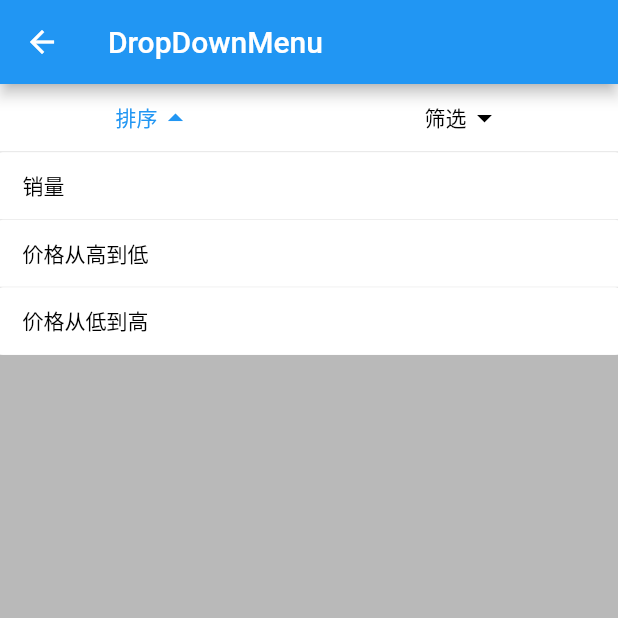
After one commit to lhx546920268/GlfKit, a Flutter app: the DropDownMenuDemo screen opened directly, after a tap on "排序", on a phone screen of 412 x 824 dp, the top half of it. The commit adds this screen. Run offline on Flutter 3.47's test engine with Material 2 defaults, Android fonts, the phone set to English and light mode, and no system bars; our stand-ins replace flutter_easyrefresh.

Commit message:
下拉菜单

```diff
--- /dev/null
+++ b/example/lib/drop_down_menu_demo.dart
@@ -0,0 +1,21 @@
+
+
+import 'package:GlfKit/menu/drop_down_menu.dart';
+import 'package:flutter/cupertino.dart';
+import 'package:flutter/material.dart';
+
+class DropDownMenuDemo extends StatelessWidget{
+
+  @override
+  Widget build(BuildContext context) {
+    return Scaffold(
+      appBar: AppBar(title: Text('DropDownMenu'),),
+      body: Container(
+          child: DropDownMenu(items: [
+            DropDownMenuItem(title: '排序', conditions: ['销量', '价格从高到低', '价格从低到高']),
+            DropDownMenuItem(title: '筛选', conditions: ['分类', '品牌', '材料', '产地'])
+          ],),
+      ),
+    );
+  }
+}
--- a/example/lib/main.dart
+++ b/example/lib/main.dart
@@ -1,8 +1,9 @@
 import 'package:GlfKit/interaction/popover.dart';
 import 'package:GlfKit/interaction/toast.dart';
+import 'package:example/drop_down_menu_demo.dart';
 import 'package:example/grid_demo.dart';
 import 'package:example/list_demo.dart';
-import 'package:example/menu_page.dart';
+import 'package:example/menu_bar_demo.dart';
 import 'package:flutter/cupertino.dart';
 import 'package:flutter/material.dart';
 
@@ -41,7 +42,7 @@ class _MyHomePageState extends State<MyHomePage> {
           title: Text('GliKitDemo'),
         ),
         body: ListView(
-          children: List.generate(5, (index) => _getListItem(index)),
+          children: List.generate(6, (index) => _getListItem(index)),
         ));
   }
 
@@ -62,7 +63,10 @@ class _MyHomePageState extends State<MyHomePage> {
         title = "Popover";
         break;
       case 4 :
-        title = "MenuPage";
+        title = "MenuBar";
+        break;
+      case 5 :
+        title = "DropDownMenuDemo";
         break;
     }
 
@@ -86,7 +90,10 @@ class _MyHomePageState extends State<MyHomePage> {
                         return SectionGridViewDemo();
                       }
                       case 4 : {
-                        return MenuPage();
+                        return MenuBarDemo();
+                      }
+                      case 5 : {
+                        return DropDownMenuDemo();
                       }
                     }
 
--- a/example/lib/menu_page.dart
+++ b/example/lib/menu_bar_demo.dart
@@ -3,15 +3,15 @@ import 'package:GlfKit/menu/menu_bar.dart';
 import 'package:flutter/material.dart';
 
 
-class MenuPage extends StatefulWidget{
+class MenuBarDemo extends StatefulWidget{
 
   @override
   State<StatefulWidget> createState() {
-    return _MenuPageState();
+    return _MenuBarDemoState();
   }
 }
 
-class _MenuPageState extends State<MenuPage>{
+class _MenuBarDemoState extends State<MenuBarDemo>{
 
   PageScrollNotification scrollNotification = PageScrollNotification(null);
   List<String> titles = ['零食', '粮油', '生活用品', '家具', '家电', '移动设备', '五金', '生鲜', '衣服', '百货'];
--- a/lib/interaction/popover.dart
+++ b/lib/interaction/popover.dart
@@ -136,32 +136,6 @@ class Popover extends StatelessWidget {
       ],
     );
   }
-}
-
-class TransparentRoute extends PageRouteBuilder {
-  TransparentRoute({
-    RouteSettings settings,
-    @required RoutePageBuilder pageBuilder,
-    RouteTransitionsBuilder transitionsBuilder,
-    Duration transitionDuration = const Duration(milliseconds: 300),
-    bool barrierDismissible = false,
-    String barrierLabel,
-    bool maintainState = true,
-    bool fullscreenDialog = false,
-  }) : super(
-            settings: settings,
-            pageBuilder: pageBuilder,
-            transitionsBuilder: transitionsBuilder ??
-                (_, Widget child) {
-                  return child;
-                },
-            transitionDuration: transitionDuration,
-            opaque: false,
-            barrierColor: Color(0x00000001),
-            barrierDismissible: barrierDismissible,
-            barrierLabel: barrierLabel,
-            maintainState: maintainState,
-            fullscreenDialog: fullscreenDialog);
 }
 
 ///弹窗位置
--- a/lib/interaction/toast.dart
+++ b/lib/interaction/toast.dart
@@ -81,6 +81,7 @@ class Toast{
     //移除已存在的
     _entry?.remove();
     _timer?.cancel();
+    _animationController?.dispose();
 
     //n秒后消失
     _timer = Timer(duration, (){
@@ -110,6 +111,8 @@ class Toast{
       _animationController.forward();
       await Future.delayed(_toastDismissDuration);
       _entry?.remove();
+      _animationController?.dispose();
+      _animationController = null;
       _timer = null;
       _entry = null;
     }
--- /dev/null
+++ b/lib/menu/drop_down_menu.dart
@@ -0,0 +1,384 @@
+import 'package:flutter/cupertino.dart';
+import 'package:flutter/material.dart';
+import 'package:flutter/rendering.dart';
+
+///下拉菜单按钮信息
+class DropDownMenuItem {
+
+  ///按钮标题
+  String title;
+
+  ///下拉列表内容，如果标题为空，则使用第一个值作为标题
+  List<String> conditions;
+
+  ///选中的列表item
+  int selectedIndex;
+
+  ///当前显示的标题
+  String get displayTitle {
+    if (conditions != null && conditions.isNotEmpty && selectedIndex != null) {
+      return conditions[selectedIndex];
+    }
+    return title;
+  }
+
+  DropDownMenuItem({this.title, this.conditions, this.selectedIndex})
+      : assert(title != null || (conditions != null && conditions.isNotEmpty));
+}
+
+///下拉菜单代理
+abstract class DropDownMenuDelegate {
+
+  ///选中某个条件了
+  void onDropDownMenuSelectCondition(DropDownMenuItem item);
+}
+
+///下拉菜单
+// ignore: must_be_immutable
+class DropDownMenu extends StatefulWidget {
+  ///菜单按钮
+  final List<DropDownMenuItem> items;
+
+  ///当前选中的下标
+  int _selectedPosition;
+
+  ///关联区域，如果没有，则使用当前菜单栏
+  final Rect relatedRect;
+
+  ///代理
+  final DropDownMenuDelegate delegate;
+
+  DropDownMenu({Key key, this.items, this.relatedRect, this.delegate})
+      : assert(items != null && items.isNotEmpty),
+        super(key: key);
+
+  @override
+  State<StatefulWidget> createState() {
+    return _DropDownMenuState();
+  }
+}
+
+class _DropDownMenuState extends State<DropDownMenu> {
+  @override
+  void dispose() {
+    _dismissList(false);
+    _animationController.dispose();
+    super.dispose();
+  }
+
+  @override
+  Widget build(BuildContext context) {
+    return Column(
+      mainAxisSize: MainAxisSize.min,
+      children: <Widget>[
+        SizedBox(
+          height: 45,
+          child: Row(
+            crossAxisAlignment: CrossAxisAlignment.stretch,
+            children: _buildMenuItems(),
+          ),
+        ),
+        Divider(height: 0.5),
+      ],
+    );
+  }
+
+  ///创建菜单按钮
+  List<Widget> _buildMenuItems() {
+    List<Widget> widgets = List();
+    for (int i = 0; i < widget.items.length; i++) {
+      bool tick = i == widget._selectedPosition;
+      var item = widget.items[i];
+      List<Widget> children = List();
+      children.add(Text(
+        item.displayTitle,
+        maxLines: 1,
+        softWrap: true,
+        overflow: TextOverflow.ellipsis,
+        style: TextStyle(
+          fontSize: 14,
+          color: tick ? Colors.blue : Colors.black,
+        ),
+      ));
+      if (item.conditions != null && item.conditions.isNotEmpty) {
+        children.add(
+          Icon(
+            tick ? Icons.arrow_drop_up : Icons.arrow_drop_down,
+            color: tick ? Colors.blue : Colors.black,
+          ),
+        );
+      }
+
+      widgets.add(
+        Expanded(
+          child: RaisedButton(
+            onPressed: () {
+              if (widget._selectedPosition == i) {
+                _dismissList(true);
+              } else {
+                _dismissList(false);
+                setState(() {
+                  widget._selectedPosition = i;
+                });
+                _showList(item);
+              }
+            },
+            color: Colors.white,
+            splashColor: Colors.transparent,
+            elevation: 0,
+            hoverElevation: 0,
+            focusElevation: 0,
+            highlightElevation: 0,
+            shape:
+                RoundedRectangleBorder(borderRadius: BorderRadius.circular(0)),
+            child: Row(
+              mainAxisSize: MainAxisSize.min,
+              children: children,
+            ),
+          ),
+        ),
+      );
+    }
+
+    return widgets;
+  }
+
+  //下拉列表容器和动画控制器
+  OverlayEntry _entry;
+  AnimationController _animationController;
+
+  ///显示下拉菜单
+  void _showList(DropDownMenuItem item) {
+    Rect relatedRect = widget.relatedRect;
+    if (relatedRect == null) {
+      final RenderBox renderBox = context.findRenderObject();
+      final Size size = renderBox.size;
+      final Offset offset = renderBox.localToGlobal(Offset.zero);
+      relatedRect =
+          Rect.fromLTWH(offset.dx, offset.dy, size.width, size.height);
+    }
+
+    _animationController?.dispose();
+
+    OverlayState overlayState = Overlay.of(context);
+    _animationController = AnimationController(
+        duration: Duration(milliseconds: 200), vsync: overlayState);
+    _entry = OverlayEntry(builder: (BuildContext context) {
+      return DropDownMenuList(
+        item: item,
+        relatedRect: relatedRect,
+        onSelect: (int index) {
+          widget.delegate?.onDropDownMenuSelectCondition(widget.items[index]);
+        },
+        onDismiss: (bool animate) {
+          _dismissList(animate);
+        },
+        listenable: Tween(begin: 0.0, end: 1.0).animate(_animationController),
+      );
+    });
+
+    overlayState.insert(_entry);
+    _animationController.forward();
+  }
+
+  ///隐藏下拉菜单
+  void _dismissList(bool animate) async {
+    if (animate) {
+      setState(() {
+        widget._selectedPosition = null;
+      });
+      await _animationController.reverse();
+      _entry?.remove();
+      _entry = null;
+    } else {
+      _entry?.remove();
+      _entry = null;
+    }
+  }
+}
+
+typedef ValueCallback<T> = void Function(T value);
+
+///下拉菜单列表
+class DropDownMenuList extends AnimatedWidget {
+  ///菜单信息
+  final DropDownMenuItem item;
+
+  ///关联的区域
+  final Rect relatedRect;
+
+  ///关闭回调
+  final ValueCallback<bool> onDismiss;
+
+  ///点击某个item回调
+  final ValueCallback<int> onSelect;
+
+  DropDownMenuList({
+    Key key,
+    @required this.item,
+    @required this.relatedRect,
+    @required this.onDismiss,
+    this.onSelect,
+    @required Listenable listenable,
+  })  : assert(item != null && relatedRect != null && onDismiss != null),
+        super(key: key, listenable: listenable);
+
+  @override
+  Widget build(BuildContext context) {
+    final Animation<double> animation = listenable as Animation;
+    double value = animation?.value ?? 1.0;
+
+    return Stack(
+      children: <Widget>[
+        //点击关联区域的顶部时，关闭下拉列表，比如导航栏
+        SizedBox(
+          height: relatedRect.top,
+          child: GestureDetector(onTap: () {
+            onDismiss(true);
+          }),
+        ),
+        Positioned(
+          top: relatedRect.bottom,
+          left: 0,
+          right: 0,
+          bottom: 0,
+          child: Stack(
+            children: <Widget>[
+              Positioned(
+                left: 0,
+                right: 0,
+                top: 0,
+                bottom: 0,
+                child: GestureDetector(
+                  onTap: () {
+                    onDismiss(true);
+                  },
+                  child: Opacity(
+                    opacity: value,
+                    child: ColoredBox(
+                      color: Colors.black26,
+                    ),
+                  ),
+                ),
+              ),
+              Container(
+                margin: EdgeInsets.only(bottom: 100),
+                color: Colors.white,
+                child: _DropDownMenuLisContent(
+                  child: ListView(
+                    padding: EdgeInsets.zero,
+                    shrinkWrap: true,
+                    itemExtent: 45,
+                    physics: ClampingScrollPhysics(),
+                    children: _buildListItems(context),
+                  ),
+                  animatedValue: value,
+                ),
+              ),
+            ],
+          ),
+        ),
+      ],
+    );
+  }
+
+  //列表item
+  List<Widget> _buildListItems(BuildContext context) {
+    List<Widget> widgets = List();
+    for (int i = 0; i < item.conditions.length; i++) {
+      bool tick = i == item.selectedIndex;
+      List<Widget> children = List();
+      children.add(Text(
+        item.conditions[i],
+        maxLines: 1,
+        softWrap: true,
+        overflow: TextOverflow.ellipsis,
+        style: TextStyle(
+          fontSize: 14,
+          color: tick ? Colors.blue : Colors.black,
+        ),
+      ));
+
+      if (tick) {
+        children.add(Icon(
+          Icons.check,
+          color: Colors.blue,
+        ));
+      }
+
+      widgets.add(RaisedButton(
+        onPressed: () {
+          item.selectedIndex = i;
+          if (onSelect != null) {
+            onSelect(i);
+          }
+          onDismiss(true);
+        },
+        color: Colors.white,
+        elevation: 0,
+        padding: EdgeInsets.symmetric(horizontal: 15),
+        highlightElevation: 0,
+        hoverElevation: 0,
+        disabledColor: Colors.white,
+        splashColor: Colors.transparent,
+        child: Row(
+          mainAxisAlignment: MainAxisAlignment.spaceBetween,
+          children: children,
+        ),
+      ));
+    }
+
+    return ListTile.divideTiles(tiles: widgets, context: context).toList();
+  }
+}
+
+///下拉列表内容容器
+class _DropDownMenuLisContent extends SingleChildRenderObjectWidget {
+  final double animatedValue;
+
+  _DropDownMenuLisContent({Key key, Widget child, this.animatedValue})
+      : super(key: key, child: child);
+
+  @override
+  RenderObject createRenderObject(BuildContext context) {
+    return _DropDownMenuListContentRenderBox(animatedValue: animatedValue);
+  }
+
+  @override
+  void updateRenderObject(
+      BuildContext context, _DropDownMenuListContentRenderBox renderObject) {
+    renderObject.animatedValue = animatedValue;
+  }
+}
+
+class _DropDownMenuListContentRenderBox extends RenderShiftedBox {
+  ///动画值
+  double _animatedValue;
+  set animatedValue(double value) {
+    if (_animatedValue != value) {
+      _animatedValue = value;
+      markNeedsLayout();
+    }
+  }
+
+  _DropDownMenuListContentRenderBox({RenderBox child, double animatedValue})
+      : _animatedValue = animatedValue,
+        super(child);
+
+  @override
+  void performLayout() {
+    double value = (_animatedValue ?? 1.0);
+    child.layout(constraints, parentUsesSize: true);
+    size = Size(child.size.width, child.size.height * value);
+    child.layout(constraints.copyWith(maxHeight: size.height),
+        parentUsesSize: true);
+
+    BoxParentData parentData = child.parentData as BoxParentData;
+    parentData.offset = Offset(0, 0);
+  }
+
+  @override
+  void paint(PaintingContext context, Offset offset) {
+    super.paint(context, offset);
+  }
+}
```
